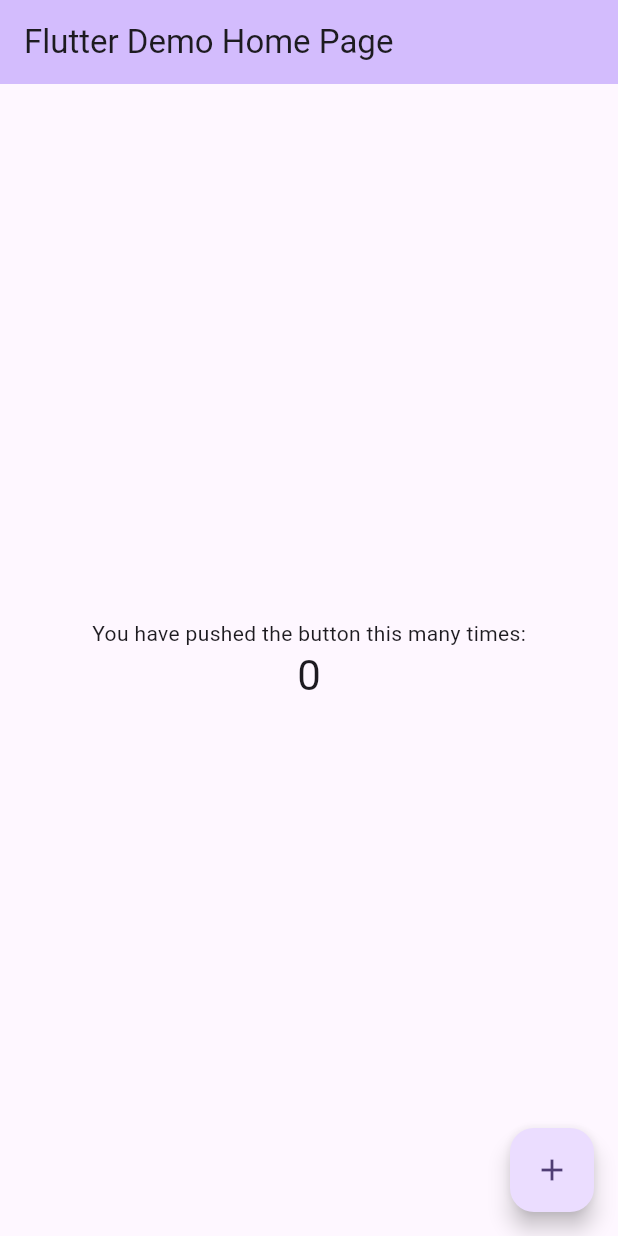
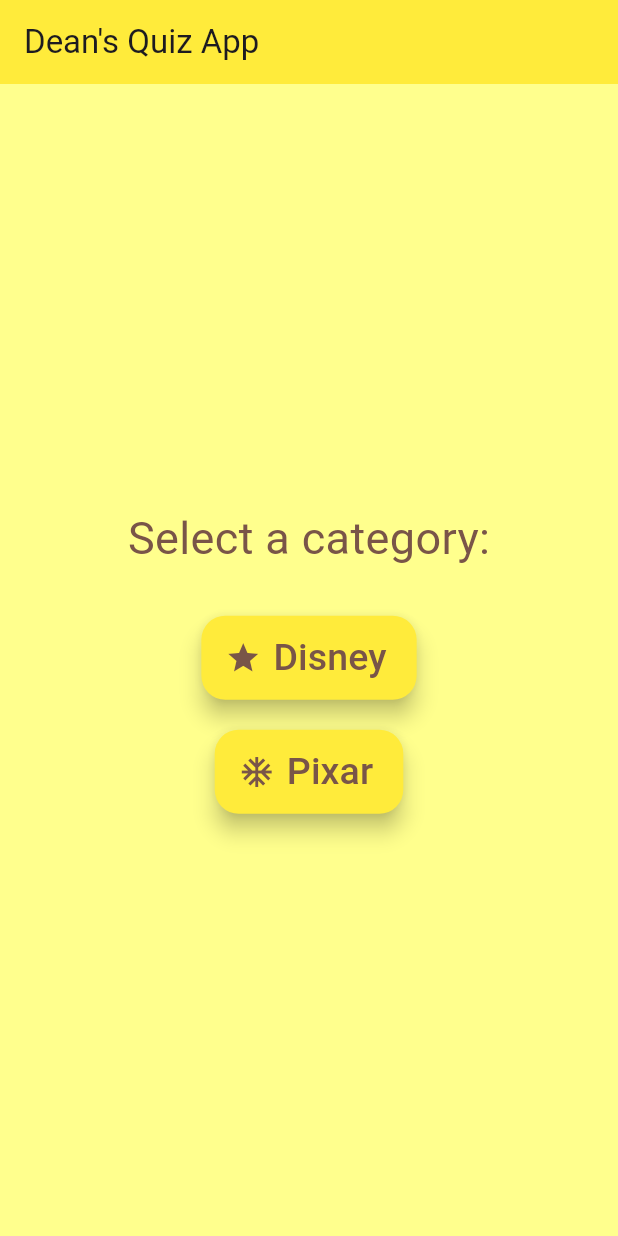
Before and after one commit to De4nWhit3/flutter_task8, a Flutter app: the screen it shows after launch, on a phone screen of 412 x 824 dp. Run offline on Flutter 3.47's test engine with Material 2 defaults, Android fonts, the phone set to English and light mode, and no system bars.

Commit message:
added color theme and category buttons

```diff
--- a/lib/main.dart
+++ b/lib/main.dart
@@ -7,119 +7,74 @@
 class MyApp extends StatelessWidget {
   const MyApp({super.key});
 
-  // This widget is the root of your application.
   @override
   Widget build(BuildContext context) {
     return MaterialApp(
       title: 'Flutter Demo',
       theme: ThemeData(
-        // This is the theme of your application.
-        //
-        // TRY THIS: Try running your application with "flutter run". You'll see
-        // the application has a blue toolbar. Then, without quitting the app,
-        // try changing the seedColor in the colorScheme below to Colors.green
-        // and then invoke "hot reload" (save your changes or press the "hot
-        // reload" button in a Flutter-supported IDE, or press "r" if you used
-        // the command line to start the app).
-        //
-        // Notice that the counter didn't reset back to zero; the application
-        // state is not lost during the reload. To reset the state, use hot
-        // restart instead.
-        //
-        // This works for code too, not just values: Most code changes can be
-        // tested with just a hot reload.
-        colorScheme: ColorScheme.fromSeed(seedColor: Colors.deepPurple),
         useMaterial3: true,
       ),
-      home: const MyHomePage(title: 'Flutter Demo Home Page'),
+      home: const MyHomePage(),
     );
   }
 }
 
 class MyHomePage extends StatefulWidget {
-  const MyHomePage({super.key, required this.title});
-
-  // This widget is the home page of your application. It is stateful, meaning
-  // that it has a State object (defined below) that contains fields that affect
-  // how it looks.
-
-  // This class is the configuration for the state. It holds the values (in this
-  // case the title) provided by the parent (in this case the App widget) and
-  // used by the build method of the State. Fields in a Widget subclass are
-  // always marked "final".
-
-  final String title;
+  const MyHomePage({super.key});
 
   @override
   State<MyHomePage> createState() => _MyHomePageState();
 }
 
 class _MyHomePageState extends State<MyHomePage> {
-  int _counter = 0;
-
-  void _incrementCounter() {
-    setState(() {
-      // This call to setState tells the Flutter framework that something has
-      // changed in this State, which causes it to rerun the build method below
-      // so that the display can reflect the updated values. If we changed
-      // _counter without calling setState(), then the build method would not be
-      // called again, and so nothing would appear to happen.
-      _counter++;
-    });
-  }
-
+  static const MaterialColor fontsColor = Colors.brown;
+  static const Color buttonBackground = Colors.yellow;
   @override
   Widget build(BuildContext context) {
-    // This method is rerun every time setState is called, for instance as done
-    // by the _incrementCounter method above.
-    //
-    // The Flutter framework has been optimized to make rerunning build methods
-    // fast, so that you can just rebuild anything that needs updating rather
-    // than having to individually change instances of widgets.
     return Scaffold(
+      backgroundColor: Colors.yellowAccent.shade100,
       appBar: AppBar(
-        // TRY THIS: Try changing the color here to a specific color (to
-        // Colors.amber, perhaps?) and trigger a hot reload to see the AppBar
-        // change color while the other colors stay the same.
-        backgroundColor: Theme.of(context).colorScheme.inversePrimary,
-        // Here we take the value from the MyHomePage object that was created by
-        // the App.build method, and use it to set our appbar title.
-        title: Text(widget.title),
+        backgroundColor: buttonBackground,
+        title: const Text('Dean\'s Quiz App'),
       ),
       body: Center(
-        // Center is a layout widget. It takes a single child and positions it
-        // in the middle of the parent.
         child: Column(
-          // Column is also a layout widget. It takes a list of children and
-          // arranges them vertically. By default, it sizes itself to fit its
-          // children horizontally, and tries to be as tall as its parent.
-          //
-          // Column has various properties to control how it sizes itself and
-          // how it positions its children. Here we use mainAxisAlignment to
-          // center the children vertically; the main axis here is the vertical
-          // axis because Columns are vertical (the cross axis would be
-          // horizontal).
-          //
-          // TRY THIS: Invoke "debug painting" (choose the "Toggle Debug Paint"
-          // action in the IDE, or press "p" in the console), to see the
-          // wireframe for each widget.
           mainAxisAlignment: MainAxisAlignment.center,
           children: <Widget>[
             const Text(
-              'You have pushed the button this many times:',
+              style: TextStyle(
+                color: fontsColor,
+                fontSize: 30,
+              ),
+              'Select a category:',
             ),
-            Text(
-              '$_counter',
-              style: Theme.of(context).textTheme.headlineMedium,
+            const SizedBox(
+              height: 30,
+            ),
+            FloatingActionButton.extended(
+              backgroundColor: buttonBackground,
+              foregroundColor: fontsColor,
+              icon: const Icon(Icons.star),
+              label: const Text(style: TextStyle(fontSize: 25), 'Disney'),
+              onPressed: () {
+                setState(() {});
+              },
+            ),
+            const SizedBox(
+              height: 20,
+            ),
+            FloatingActionButton.extended(
+              backgroundColor: buttonBackground,
+              foregroundColor: fontsColor,
+              icon: const Icon(Icons.ac_unit),
+              label: const Text(style: TextStyle(fontSize: 25), 'Pixar'),
+              onPressed: () {
+                setState(() {});
+              },
             ),
           ],
         ),
       ),
-      floatingActionButton: FloatingActionButton(
-        onPressed: _incrementCounter,
-        tooltip: 'Increment',
-        child: const Icon(Icons.add),
-      ), // This trailing comma makes auto-formatting nicer for build methods.
     );
   }
 }
```
